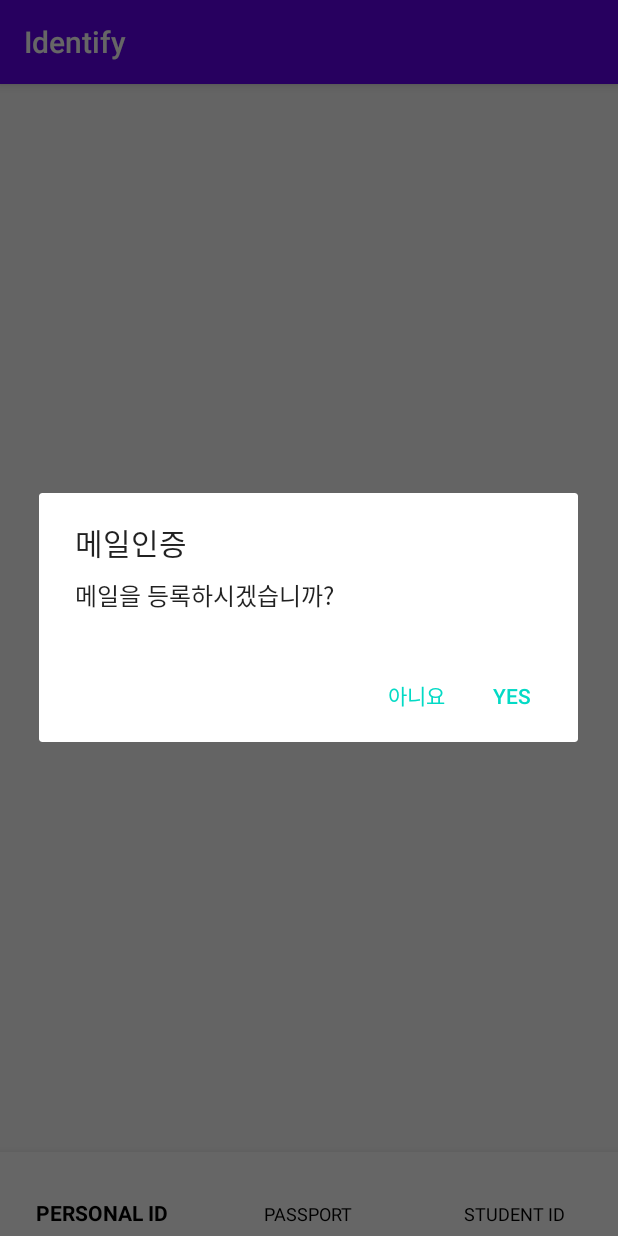
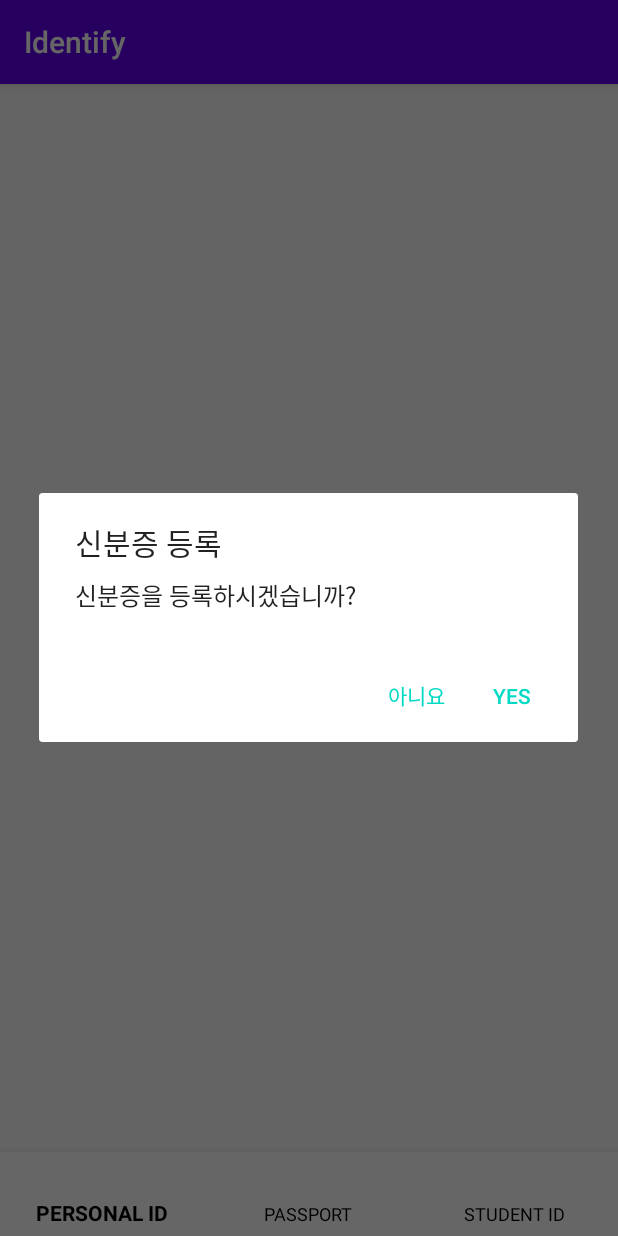
Before and after one commit to SEUGNHWANLEE/DID_Application_2020, an Android app: the IdentifyActivity screen opened directly, with no data from a screen before it, after a tap on "PERSONAL ID", on a phone screen of 412 x 824 dp. Run offline under Robolectric (Android 15) with nearby library versions, the phone set to English and light mode, and no system bars.

Commit message:
프로그레스바 추가 및 과정 변경

```diff
--- a/iMYMEMINE/app/src/main/java/com/example/imymemine/Identify/IdentifyActivity.java
+++ b/iMYMEMINE/app/src/main/java/com/example/imymemine/Identify/IdentifyActivity.java
@@ -25,7 +25,6 @@ public class IdentifyActivity extends AppCompatActivity {
 
         mFrameLayout = (FrameLayout) findViewById(R.id.main_content);
         mBottomNavigation = (BottomNavigationView) findViewById(R.id.bottom_navigationbar);
-        mBottomNavigation.setSelectedItemId(R.id.item_personalID);
         mBottomNavigation.setOnNavigationItemSelectedListener(new BottomNavigationView.OnNavigationItemSelectedListener() {
             @Override
             public boolean onNavigationItemSelected(@NonNull MenuItem item) {
@@ -52,6 +51,7 @@ public class IdentifyActivity extends AppCompatActivity {
                 return false;
             }
         });
+        mBottomNavigation.setSelectedItemId(R.id.item_personalID);
 
 //        FragmentManager fragmentManager = getSupportFragmentManager();
 //        FragmentTransaction fragmentTransaction = fragmentManager.beginTransaction();
--- a/iMYMEMINE/app/src/main/java/com/example/imymemine/Identify/IdentifyPassportFragment.java
+++ b/iMYMEMINE/app/src/main/java/com/example/imymemine/Identify/IdentifyPassportFragment.java
@@ -14,7 +14,7 @@ import androidx.appcompat.app.AlertDialog;
 import androidx.fragment.app.Fragment;
 
 import com.example.imymemine.CameraActivity;
-import com.example.imymemine.EmailActivity;
+
 import com.example.imymemine.R;
 
 public class IdentifyPassportFragment extends Fragment {
--- a/iMYMEMINE/app/src/main/java/com/example/imymemine/Identify/IdentifyPersonalFragment.java
+++ b/iMYMEMINE/app/src/main/java/com/example/imymemine/Identify/IdentifyPersonalFragment.java
@@ -13,7 +13,8 @@ import androidx.annotation.Nullable;
 import androidx.appcompat.app.AlertDialog;
 import androidx.fragment.app.Fragment;
 
-import com.example.imymemine.EmailActivity;
+
+import com.example.imymemine.CameraActivity;
 import com.example.imymemine.SignUpActivity;
 import com.example.imymemine.R;
 
@@ -33,15 +34,15 @@ public class IdentifyPersonalFragment extends Fragment {
             @Override
             public void onClick(View v) {
                 AlertDialog.Builder ad = new AlertDialog.Builder(getActivity());
-                ad.setTitle("메일인증");       // 제목 설정
-                ad.setMessage("메일을 등록하시겠습니까?");   // 내용 설정
+                ad.setTitle("신분증 등록");       // 제목 설정
+                ad.setMessage("신분증을 등록하시겠습니까?");   // 내용 설정
 
                 // 확인 버튼 설정
                 ad.setPositiveButton("Yes", new DialogInterface.OnClickListener() {
                     @Override
                     public void onClick(DialogInterface dialog, int which) {
                         dialog.dismiss();     //닫기
-                        Intent intent = new Intent(getActivity(), SignUpActivity.class);
+                        Intent intent = new Intent(getActivity(), CameraActivity.class);
                         startActivity(intent);
                         // Event
                     }
--- a/iMYMEMINE/app/src/main/java/com/example/imymemine/LoginActivity.java
+++ b/iMYMEMINE/app/src/main/java/com/example/imymemine/LoginActivity.java
@@ -5,6 +5,7 @@ import android.os.Bundle;
 import android.view.View;
 import android.widget.Button;
 import android.widget.EditText;
+import android.widget.ProgressBar;
 import android.widget.Toast;
 
 import androidx.annotation.NonNull;
@@ -23,6 +24,7 @@ public class LoginActivity extends AppCompatActivity {
     private EditText mEmailAddress;
     private Button mButton;
     private Button mRegister;
+    private ProgressBar mProgressbar;
     FirebaseAuth mFirebaseAuth;
 
     @Override
@@ -36,10 +38,13 @@ public class LoginActivity extends AppCompatActivity {
         mPassword = findViewById(R.id.signin_password);
         mButton = findViewById(R.id.submit_password);
         mRegister = findViewById(R.id.register);
+        mProgressbar = findViewById(R.id.progress_login);
+        mProgressbar.setVisibility(View.INVISIBLE);
 
         mButton.setOnClickListener(new View.OnClickListener() {
             @Override
             public void onClick(View v) {
+                mProgressbar.setVisibility(View.VISIBLE);
 
                 String email = mEmailAddress.getText().toString().trim();
                 String pwd = mPassword.getText().toString().trim();
@@ -49,6 +54,7 @@ public class LoginActivity extends AppCompatActivity {
                             @Override
                             public void onComplete(@NonNull Task<AuthResult> task) {
                                 if (task.isSuccessful()) {
+                                    mProgressbar.setVisibility(View.GONE);
                                     Intent intent = new Intent(LoginActivity.this, IdentifyActivity.class);
                                     startActivity(intent);
                                 } else {
```
Also changed, not shown: iMYMEMINE/app/src/main/res/layout/activity_login.xml (+10 -0 lines).
